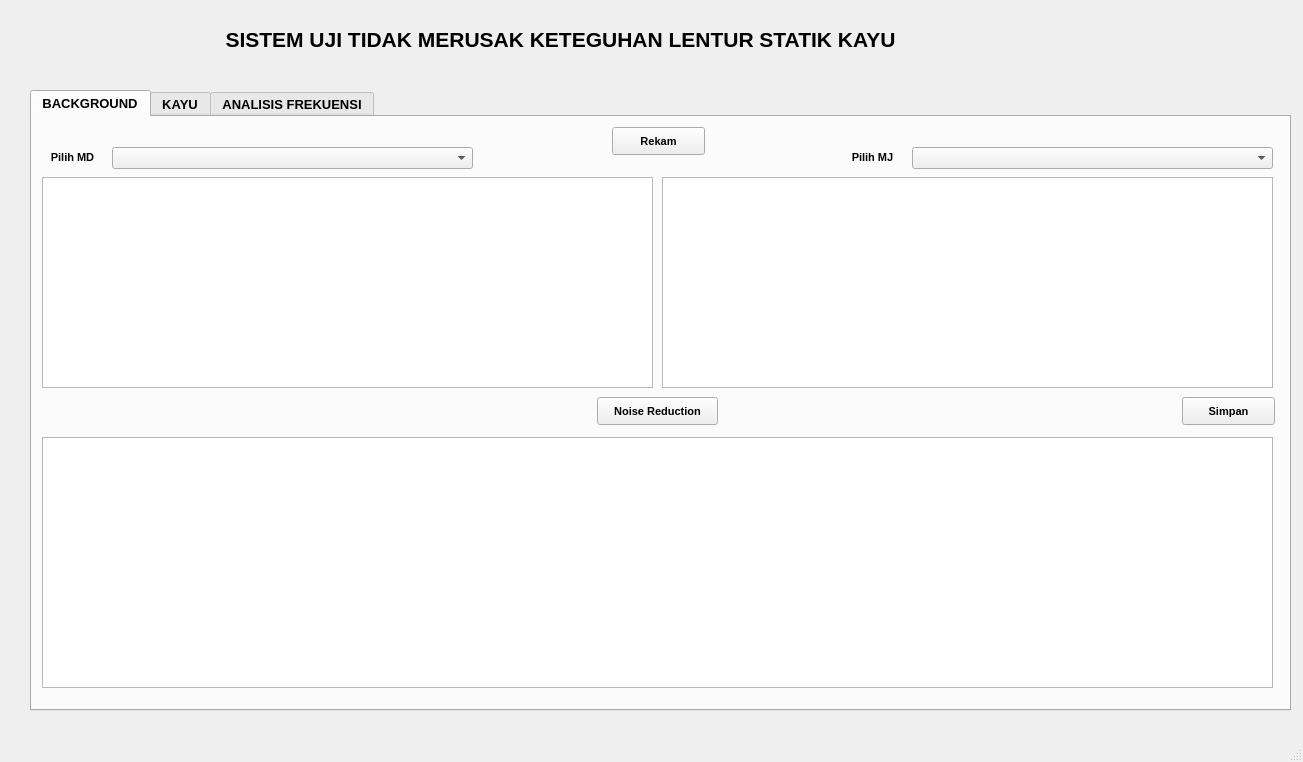
Qt form mainwindow.ui (alimasykur27/wood-test) before a commit.
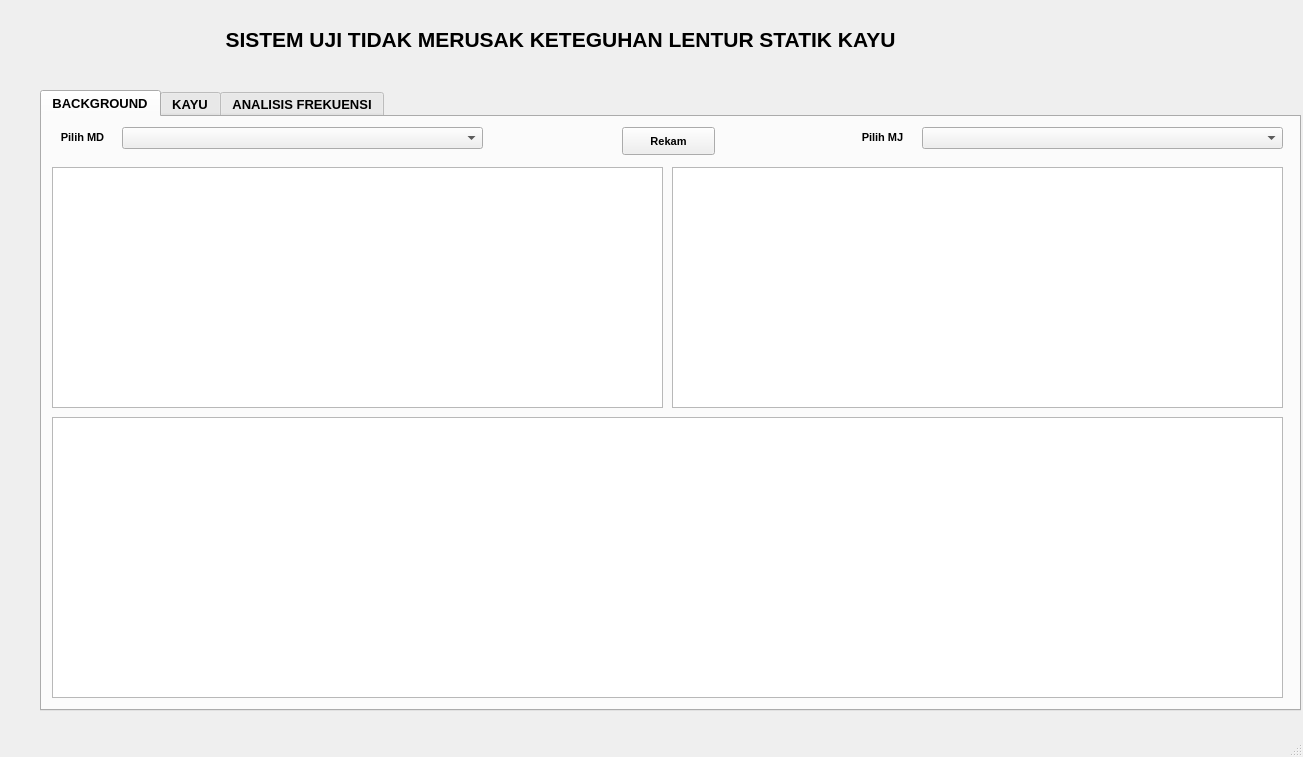
The same form after that commit.

Commit message: Multiple plotting for Frequency Analysis

Diff of the .ui file:
```diff
--- a/mainwindow.ui
+++ b/mainwindow.ui
@@ -7,7 +7,7 @@
     <x>0</x>
     <y>0</y>
     <width>1303</width>
-    <height>762</height>
+    <height>757</height>
    </rect>
   </property>
   <property name="windowTitle">
@@ -20,7 +20,7 @@
    <widget class="QTabWidget" name="tabWidget">
     <property name="geometry">
      <rect>
-      <x>30</x>
+      <x>40</x>
       <y>90</y>
       <width>1261</width>
       <height>621</height>
@@ -35,7 +35,6 @@
     <property name="font">
      <font>
       <pointsize>10</pointsize>
-      <weight>75</weight>
       <bold>true</bold>
      </font>
     </property>
@@ -88,7 +87,6 @@
       <property name="font">
        <font>
         <pointsize>8</pointsize>
-        <weight>75</weight>
         <bold>true</bold>
        </font>
       </property>
@@ -100,7 +98,7 @@
       <property name="geometry">
        <rect>
         <x>80</x>
-        <y>30</y>
+        <y>10</y>
         <width>361</width>
         <height>22</height>
        </rect>
@@ -110,7 +108,7 @@
       <property name="geometry">
        <rect>
         <x>880</x>
-        <y>30</y>
+        <y>10</y>
         <width>361</width>
         <height>22</height>
        </rect>
@@ -120,9 +118,9 @@
       <property name="geometry">
        <rect>
         <x>10</x>
-        <y>60</y>
+        <y>50</y>
         <width>611</width>
-        <height>211</height>
+        <height>241</height>
        </rect>
       </property>
      </widget>
@@ -130,9 +128,9 @@
       <property name="geometry">
        <rect>
         <x>630</x>
-        <y>60</y>
+        <y>50</y>
         <width>611</width>
-        <height>211</height>
+        <height>241</height>
        </rect>
       </property>
      </widget>
@@ -140,57 +138,17 @@
       <property name="geometry">
        <rect>
         <x>10</x>
-        <y>320</y>
+        <y>300</y>
         <width>1231</width>
-        <height>251</height>
+        <height>281</height>
        </rect>
       </property>
      </widget>
-     <widget class="QPushButton" name="noiseBG">
-      <property name="geometry">
-       <rect>
-        <x>565</x>
-        <y>280</y>
-        <width>121</width>
-        <height>28</height>
-       </rect>
-      </property>
-      <property name="font">
-       <font>
-        <pointsize>8</pointsize>
-        <weight>75</weight>
-        <bold>true</bold>
-       </font>
-      </property>
-      <property name="text">
-       <string>Noise Reduction</string>
-      </property>
-     </widget>
-     <widget class="QPushButton" name="saveBG">
-      <property name="geometry">
-       <rect>
-        <x>1150</x>
-        <y>280</y>
-        <width>93</width>
-        <height>28</height>
-       </rect>
-      </property>
-      <property name="font">
-       <font>
-        <pointsize>8</pointsize>
-        <weight>75</weight>
-        <bold>true</bold>
-       </font>
-      </property>
-      <property name="text">
-       <string>Simpan</string>
-      </property>
-     </widget>
      <widget class="QLabel" name="labelMD">
       <property name="geometry">
        <rect>
         <x>10</x>
-        <y>30</y>
+        <y>10</y>
         <width>61</width>
         <height>21</height>
        </rect>
@@ -198,7 +156,6 @@
       <property name="font">
        <font>
         <pointsize>8</pointsize>
-        <weight>75</weight>
         <bold>true</bold>
        </font>
       </property>
@@ -213,7 +170,7 @@
       <property name="geometry">
        <rect>
         <x>810</x>
-        <y>30</y>
+        <y>10</y>
         <width>61</width>
         <height>21</height>
        </rect>
@@ -221,7 +178,6 @@
       <property name="font">
        <font>
         <pointsize>8</pointsize>
-        <weight>75</weight>
         <bold>true</bold>
        </font>
       </property>
```
Left out of the diff: 117 changed lines with no effect on the pictures. The commit also changes 2 other files.
